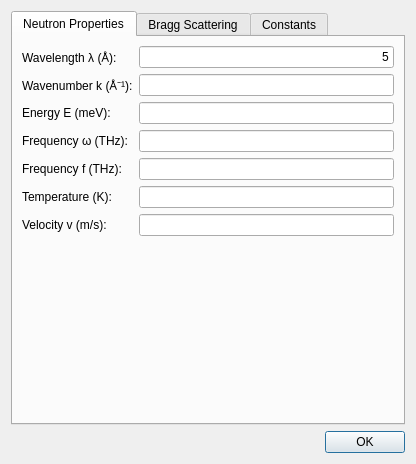
Old version of the form ui/neutrons.ui in the repository tweber-ill/frm_mirror-takin1.
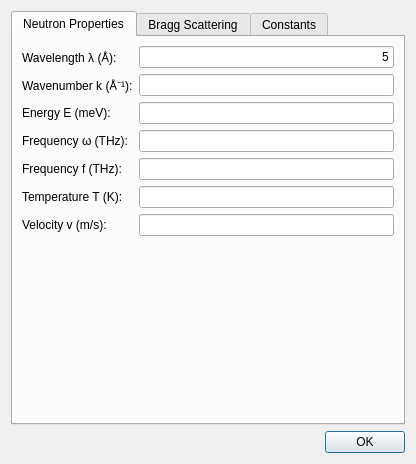
New version of the form.

Diff of the .ui file:
```diff
--- a/ui/neutrons.ui
+++ b/ui/neutrons.ui
@@ -156,7 +156,7 @@
           </sizepolicy>
          </property>
          <property name="text">
-          <string>Temperature (K):</string>
+          <string>Temperature T (K):</string>
          </property>
         </widget>
        </item>
```
